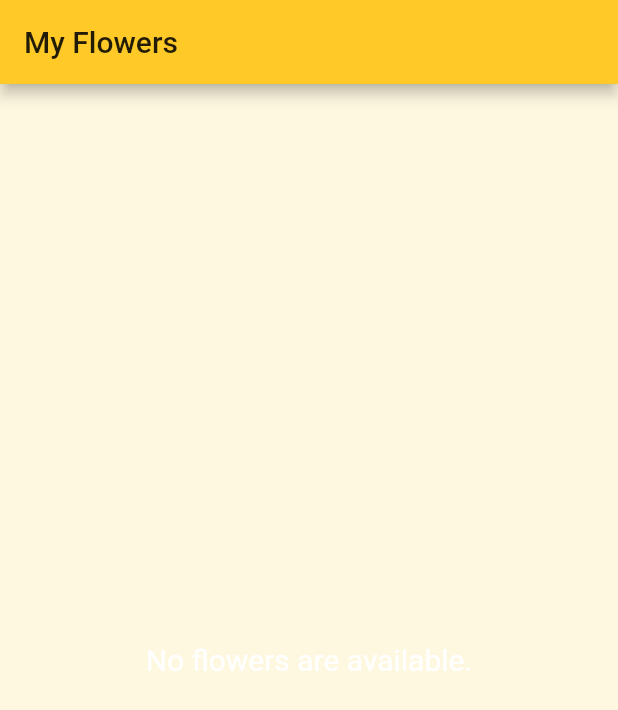
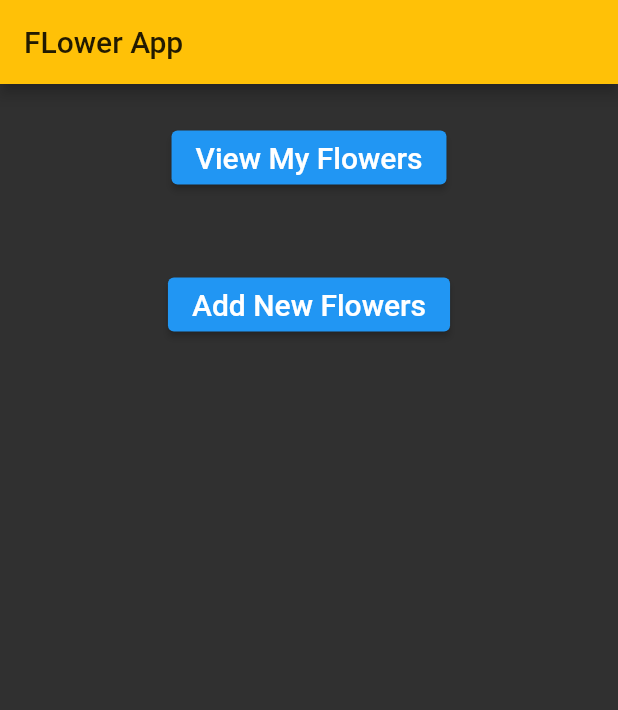
Before and after one commit to arojayathilaka/My-Flowers-App, a Flutter app: the screen it shows after launch, on a phone screen of 412 x 824 dp. Shown: the top 710 px of the screen. Run offline on Flutter 3.47's test engine with Material 2 defaults, Android fonts, the light colour scheme and no system bars; our stand-ins replace cloud_firestore, firebase_core, firebase_storage, image_picker, permission_handler; missing offline and left inert: loading_animations; accounts and stored records are empty; Roboto replaces fonts that are missing (Georgia).

Commit message:
Janith First Commit

```diff
--- a/my_flowers/lib/main.dart
+++ b/my_flowers/lib/main.dart
@@ -2,6 +2,8 @@ import 'package:cloud_firestore/cloud_firestore.dart';
 import 'package:flutter/material.dart';
 import 'package:firebase_core/firebase_core.dart';
 import 'package:loading_animations/loading_animations.dart';
+
+import 'menu.dart';
 // void main() => runApp(MaterialApp(
 //       home: MyFlowers(),
 //     ));
@@ -12,14 +14,12 @@ void main() async {
   runApp(MaterialApp(
     title: "My Flowers",
     theme: ThemeData(
-
       brightness: Brightness.dark,
       primaryColor: Colors.amber.shade500,
       accentColor: Colors.amber.shade700,
-
       fontFamily: 'Georgia',
     ),
-    home: MyFlowers(),
+    home: Menu(),
   ));
 }
 
@@ -48,7 +48,6 @@ class _MyFlowers extends State<MyFlowers> with TickerProviderStateMixin {
         body: StreamBuilder(
           stream: FirebaseFirestore.instance.collection("flowers").snapshots(),
           builder: (context, snapshot) {
-
             if (snapshot.hasError) {
               return Center(
                   child: Text(
@@ -67,7 +66,7 @@ class _MyFlowers extends State<MyFlowers> with TickerProviderStateMixin {
               );
             }
 
-            if ((snapshot.data! as QuerySnapshot).docs.length == 0) {
+            if ((snapshot.data as QuerySnapshot).docs.length == 0) {
               return Center(
                   child: Text(
                 "No flowers are available.",
@@ -75,14 +74,15 @@ class _MyFlowers extends State<MyFlowers> with TickerProviderStateMixin {
               ));
             } else {
               return ListView.builder(
-                itemCount: (snapshot.data! as QuerySnapshot).docs.length,
+                itemCount: (snapshot.data as QuerySnapshot).docs.length,
                 itemBuilder: (context, index) {
                   DocumentSnapshot flower =
-                      (snapshot.data! as QuerySnapshot).docs[index];
+                      (snapshot.data as QuerySnapshot).docs[index];
                   return GestureDetector(
                     onTap: () {},
                     child: Card(
-                      margin: const EdgeInsets.symmetric(vertical: 8, horizontal: 6),
+                      margin: const EdgeInsets.symmetric(
+                          vertical: 8, horizontal: 6),
                       child: Row(
                         children: <Widget>[
                           Container(
@@ -93,8 +93,7 @@ class _MyFlowers extends State<MyFlowers> with TickerProviderStateMixin {
                                 image: DecorationImage(
                               fit: BoxFit.cover,
                               image: NetworkImage(flower['img']),
-                              )
-                            ),
+                            )),
                           ),
                           Padding(
                               padding: const EdgeInsets.all(10.0),
@@ -106,8 +105,7 @@ class _MyFlowers extends State<MyFlowers> with TickerProviderStateMixin {
                                     style: TextStyle(
                                         fontSize: 25,
                                         color: Colors.amber.shade700,
-                                        fontWeight: FontWeight.bold
-                                    ),
+                                        fontWeight: FontWeight.bold),
                                   ),
                                   SizedBox(height: 10),
                                   Container(
@@ -115,11 +113,8 @@ class _MyFlowers extends State<MyFlowers> with TickerProviderStateMixin {
                                       child: Text(
                                         flower['description'],
                                         style: TextStyle(
-                                        fontSize: 15,
-                                        color: Colors.grey
-                                      ),
-                                    )
-                                  )
+                                            fontSize: 15, color: Colors.grey),
+                                      ))
                                 ],
                               ))
                         ],
--- /dev/null
+++ b/my_flowers/lib/menu.dart
@@ -0,0 +1,49 @@
+import 'package:flutter/material.dart';
+import 'package:my_flowers/camera.dart';
+import 'package:my_flowers/main.dart';
+
+class Menu extends StatefulWidget {
+  @override
+  State<StatefulWidget> createState() {
+    return new MenuState();
+  }
+}
+
+class MenuState extends State<Menu> {
+  @override
+  Widget build(BuildContext context) {
+    return new Scaffold(
+        appBar: AppBar(
+          title: Text('FLower App'),
+        ),
+        body: Center(
+            child: Column(children: <Widget>[
+          Container(
+            margin: EdgeInsets.all(25),
+            child: ElevatedButton(
+              child: Text(
+                'View My Flowers',
+                style: TextStyle(fontSize: 20.0),
+              ),
+              onPressed: () {
+                Navigator.push(context,
+                    MaterialPageRoute(builder: (context) => MyFlowers()));
+              },
+            ),
+          ),
+          Container(
+            margin: EdgeInsets.all(25),
+            child: ElevatedButton(
+              child: Text(
+                'Add New Flowers',
+                style: TextStyle(fontSize: 20.0),
+              ),
+              onPressed: () {
+                Navigator.push(context,
+                    MaterialPageRoute(builder: (context) => Camera()));
+              },
+            ),
+          ),
+        ])));
+  }
+}
```
Also changed, not shown: my_flowers/lib/camera.dart (added, +361 -0 lines), my_flowers/pubspec.yaml (+7 -7 lines), my_flowers/pubspec.lock, 2 other files. Lines whose indentation alone changed are shown as unchanged.
